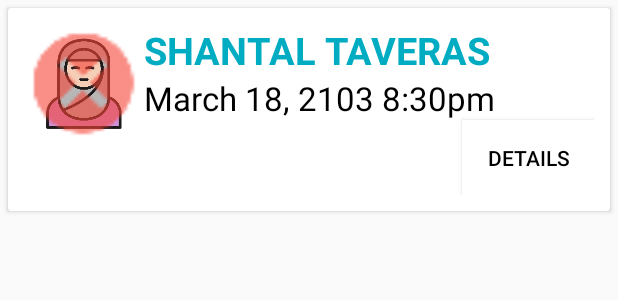
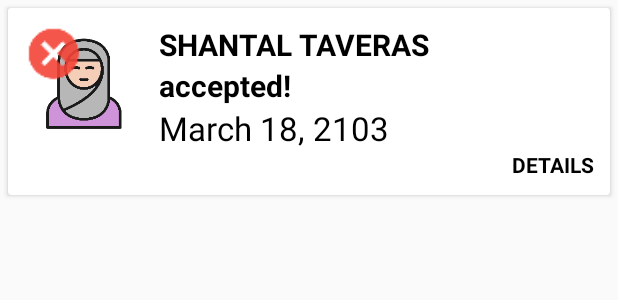
Before and after one commit to bbah93/Capstone_BMWS, an Android app: the layout user_notification_item.xml on its own in the app's theme, with its tools: preview values and no code run, on a phone screen of 412 x 824 dp. Shown: the top 300 px of the screen. Run offline under Robolectric (Android 15) with nearby library versions, the phone set to English and light mode, and no system bars.

Commit message:
refine notifications design

```diff
--- a/app/src/main/res/layout/fragment_invite_dialog.xml
+++ b/app/src/main/res/layout/fragment_invite_dialog.xml
@@ -17,8 +17,8 @@
 
     <de.hdodenhof.circleimageview.CircleImageView
         android:id="@+id/invite_dialog_invite_status"
-        android:layout_width="80dp"
-        android:layout_height="80dp"
+        android:layout_width="40dp"
+        android:layout_height="40dp"
         android:alpha=".5"
         android:src="@mipmap/hourglass"
         app:layout_constraintLeft_toLeftOf="parent"
--- a/app/src/main/res/layout/user_notification_item.xml
+++ b/app/src/main/res/layout/user_notification_item.xml
@@ -15,25 +15,40 @@
         android:orientation="vertical"
         android:padding="@dimen/user_results_padding_margin">
 
-        <Button
+        <TextView
             android:id="@+id/go_to_details"
             android:layout_width="wrap_content"
-            android:layout_height="50dp"
+            android:layout_height="wrap_content"
+            android:background="@android:color/white"
             android:text="Details"
-            android:background="@android:color/white"
+            android:textAllCaps="true"
             android:textColor="@color/primaryTextColor"
+            android:textStyle="bold"
             android:visibility="visible"
+            app:layout_constraintBottom_toBottomOf="parent"
             app:layout_constraintRight_toRightOf="parent"
             app:layout_constraintTop_toBottomOf="@id/date" />
+
+        <TextView
+            android:id="@+id/status_update"
+            android:layout_width="wrap_content"
+            android:layout_height="wrap_content"
+            android:layout_marginLeft="10dp"
+            android:text="accepted!"
+            android:textColor="@color/primaryTextColor"
+            android:textSize="20sp"
+            android:textStyle="bold"
+            app:layout_constraintLeft_toRightOf="@id/user_avatar_user_notification"
+            app:layout_constraintTop_toBottomOf="@id/user_notification_user_name" />
 
         <TextView
             android:id="@+id/user_notification_user_name"
             android:layout_width="wrap_content"
             android:layout_height="wrap_content"
-            android:layout_alignParentTop="true"
+            android:layout_marginLeft="10dp"
             android:text="SHANTAL TAVERAS"
-            android:textColor="@color/primaryColor"
-            android:textSize="25sp"
+            android:textColor="@color/primaryTextColor"
+            android:textSize="20sp"
             android:textStyle="bold"
             app:layout_constraintLeft_toRightOf="@id/user_avatar_user_notification" />
 
@@ -47,9 +62,9 @@
 
         <de.hdodenhof.circleimageview.CircleImageView
             android:id="@+id/accepted"
-            android:layout_width="80dp"
-            android:layout_height="80dp"
-            android:alpha=".6"
+            android:layout_width="40dp"
+            android:layout_height="40dp"
+            android:alpha=".9"
             android:src="@drawable/ic_cancel_red_500_18dp"
             android:text="Accepted"
             android:textAlignment="center"
@@ -59,22 +74,13 @@
             android:id="@+id/date"
             android:layout_width="wrap_content"
             android:layout_height="wrap_content"
+            android:layout_marginLeft="10dp"
             android:text="March 18, 2103"
             android:textColor="@color/primaryTextColor"
             android:textSize="22sp"
             app:layout_constraintLeft_toRightOf="@id/user_avatar_user_notification"
-            app:layout_constraintTop_toBottomOf="@id/user_notification_user_name" />
+            app:layout_constraintTop_toBottomOf="@id/status_update" />
 
-        <TextView
-            android:id="@+id/time"
-            android:layout_width="wrap_content"
-            android:layout_height="wrap_content"
-            android:layout_marginLeft="5dp"
-            android:text="8:30pm"
-            android:textColor="@color/primaryTextColor"
-            android:textSize="22sp"
-            app:layout_constraintLeft_toRightOf="@id/date"
-            app:layout_constraintTop_toBottomOf="@id/user_notification_user_name" />
 
         >
 
```
Also changed, not shown: app/src/main/java/com/nyc/polymerse/controller/InviteItemController.java (+22 -14 lines).
